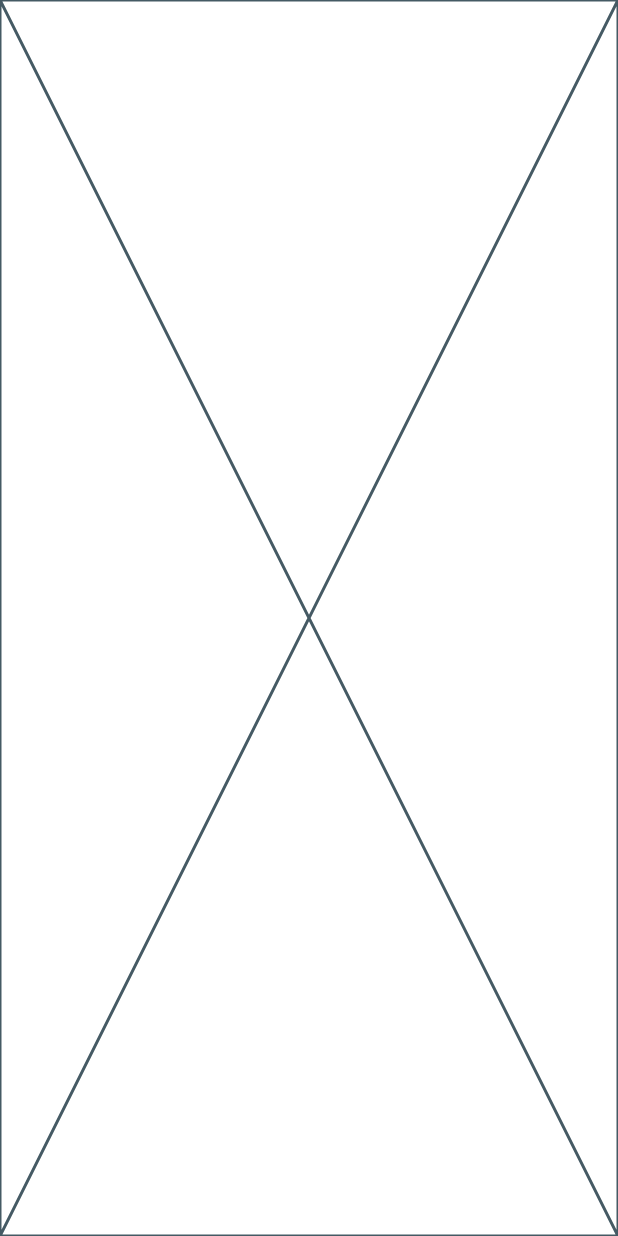
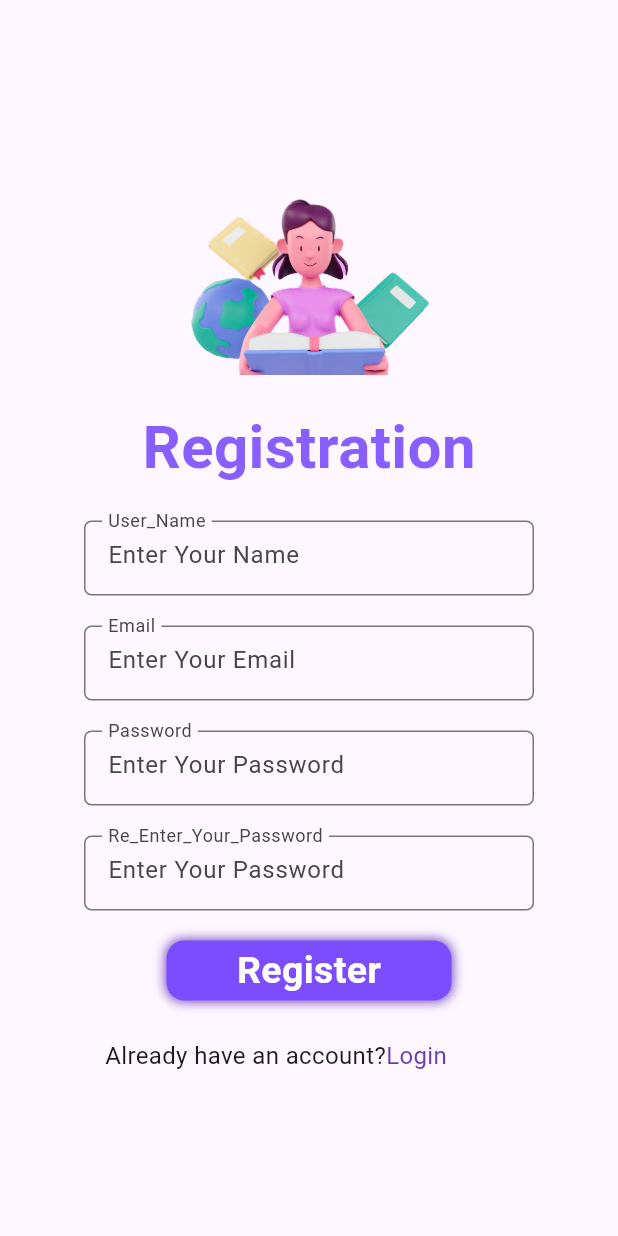
Before and after one commit to Sudeepkumar0/libx, a Flutter app: the screen it shows after launch, on a phone screen of 412 x 824 dp. Run offline on Flutter 3.47's test engine with Material 3 defaults, Android fonts, the phone set to English and light mode, and no system bars.

Commit message:
edited user_signup register page done

```diff
--- a/lib/user_signup.dart
+++ b/lib/user_signup.dart
@@ -10,6 +10,199 @@
 class _usersignupState extends State<usersignup> {
   @override
   Widget build(BuildContext context) {
-    return const Placeholder();
+    return MaterialApp(
+      debugShowCheckedModeBanner: false,
+      home: sigup(),
+    );
   }
 }
+
+class sigup extends StatelessWidget{
+  @override
+  Widget build(BuildContext context) {
+   return Scaffold(
+     body: Form(child: Column(
+       mainAxisAlignment: MainAxisAlignment.start,
+       children: [
+         //Image
+         Padding(
+           padding: const EdgeInsets.only(top: 90),
+           child: Center(
+             child: Container(
+               width: 200,
+               height: 180,
+               child: Image.asset('assets/education.png'),
+             ),
+           ),
+         ),
+         //img closed here
+         //---------------------------------------------------------
+         // Register Text
+         Container(
+           child: Text(
+             'Registration',style: TextStyle(
+             color: Colors.deepPurpleAccent.withOpacity(0.9),
+             fontWeight: FontWeight.bold,
+             fontSize: 40
+           ),
+           ),
+         ),
+
+
+         SizedBox(
+           height: 20,
+         ),
+         //text closed here
+
+         //---------------------------------------------------------
+
+       //Text field   user name
+
+         Container(
+           width: 300,
+           height: 50,
+           child: TextField(
+             decoration: InputDecoration(
+               border: OutlineInputBorder(
+                 borderRadius: BorderRadius.circular(5),
+
+               ),
+               labelText: "User_Name",
+               floatingLabelBehavior: FloatingLabelBehavior.always,
+               hintText: "Enter Your Name",
+             ),obscureText:true ,
+           ),
+         ),
+         //closed Text field   user name
+         SizedBox(
+           height: 20,
+         ),
+
+         //---------------------------------------------------------
+         //Text field Email
+
+         Container(
+           width: 300,
+           height: 50,
+           child: TextField(
+             decoration: InputDecoration(
+               border: OutlineInputBorder(
+                 borderRadius: BorderRadius.circular(5),
+                 borderSide: BorderSide(color: Colors.deepPurpleAccent,width: 2),
+
+               ),
+               labelText: "Email",
+               floatingLabelBehavior: FloatingLabelBehavior.always,
+               hintText: "Enter Your Email",
+             ),obscureText:true ,
+           ),
+         ),
+         // close Text field Email
+
+
+         SizedBox(
+           height: 20,
+         ),
+         //---------------------------------------------------------
+         //Text field password
+
+
+         Container(
+           width: 300,
+           height: 50,
+           child: TextField(
+             decoration: InputDecoration(
+               border: OutlineInputBorder(
+                 borderRadius: BorderRadius.circular(5),
+                 borderSide: BorderSide(color: Colors.deepPurpleAccent,width: 2),
+
+               ),
+               labelText: "Password",
+               floatingLabelBehavior: FloatingLabelBehavior.always,
+               hintText: "Enter Your Password",
+             ),obscureText:true ,
+           ),
+         ),
+
+         SizedBox(
+           height: 20,
+         ),
+         //---------------------------------------------------------
+         //Text field Re enter pass
+
+         Container(
+           width: 300,
+           height: 50,
+           child: TextField(
+             decoration: InputDecoration(
+               border: OutlineInputBorder(
+                 borderRadius: BorderRadius.circular(5),
+                 borderSide: BorderSide(color: Colors.deepPurpleAccent,width: 2),
+
+               ),
+               labelText: "Re_Enter_Your_Password",
+               floatingLabelBehavior: FloatingLabelBehavior.always,
+               hintText: "Enter Your Password",
+             ),obscureText:true ,
+           ),
+         ),
+
+
+         SizedBox(
+           height: 20,
+         ),
+         //---------------------------------------------------------
+         // register btn
+
+         Container(
+           width: 190,
+           height: 40,
+           child: Center(child: Text('Register',style: TextStyle(fontSize: 25,fontWeight: FontWeight.bold,color: Colors.white),)),
+           decoration: BoxDecoration(
+             color: Colors.deepPurpleAccent ,
+             borderRadius: BorderRadius.circular(12),
+             boxShadow: [
+               BoxShadow(
+                 color: Colors.deepPurple.withOpacity(0.9),
+                 spreadRadius:1,
+                 blurRadius: 6,
+               ),
+             ]
+           ),
+         ),
+
+         SizedBox(
+           height: 25,
+         ),
+         //---------------------------------------------------------
+         InkWell(
+           child: Container(
+             child: Row(
+               mainAxisAlignment: MainAxisAlignment.start,
+               children: [
+                 Padding(
+                   padding: const EdgeInsets.only(left:70),
+                   child: Text(
+                     'Already have an account?',style: TextStyle(fontSize: 16),
+                   ),
+                 ),
+                 Container(
+                   child: InkWell(
+                     child: Text(
+                       'Login',style: TextStyle(color: Colors.deepPurple,fontSize: 16),
+                     ),
+                   ),
+                 ),
+               ],
+             ),
+           ),
+         ),
+       ],
+     ),
+
+     ),
+
+   );
+  }
+
+}
--- a/pubspec.yaml
+++ b/pubspec.yaml
@@ -57,6 +57,8 @@
   # included with your application, so that you can use the icons in
   # the material Icons class.
   uses-material-design: true
+  assets:
+    - assets/education.png
 
   # To add assets to your application, add an assets section, like this:
   # assets:
```
Also changed, not shown: assets/education.png (added).
